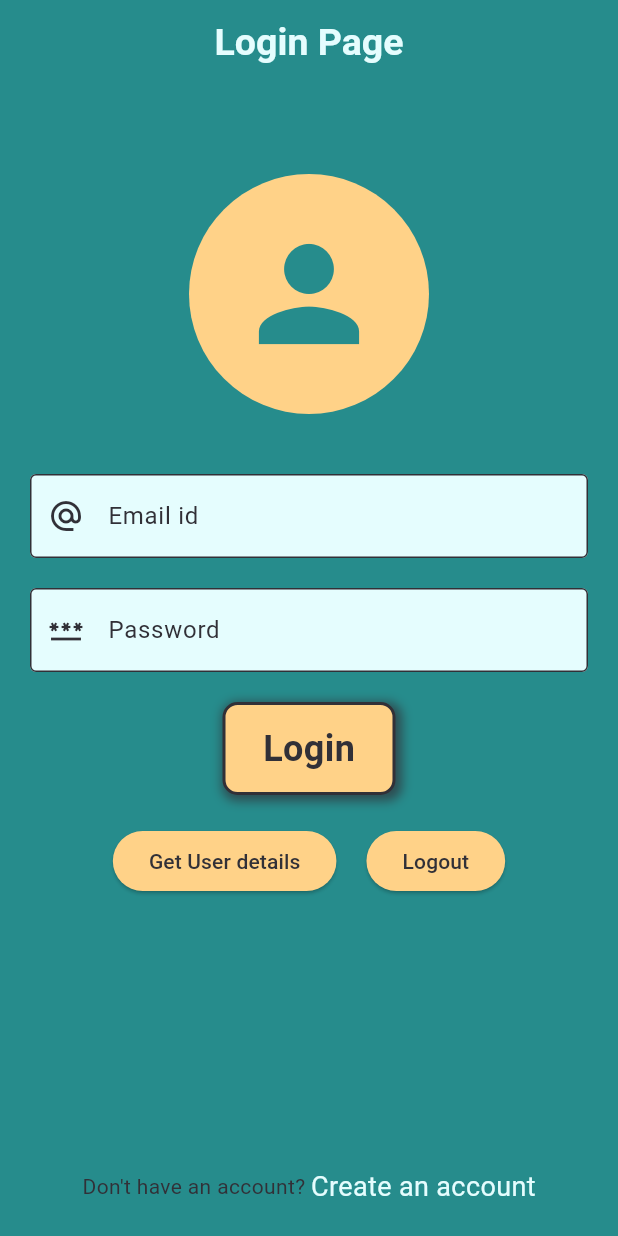
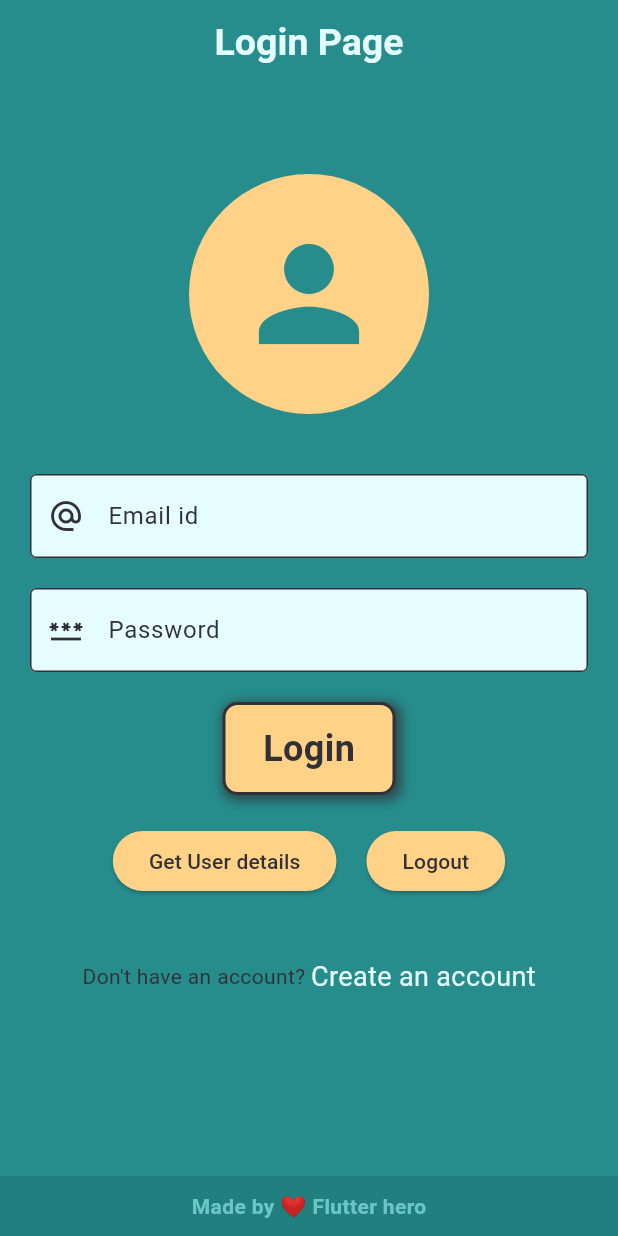
Before and after one commit to Nitishroy-7033/Todo-App-With-Appwrite--Flutter_hero-, a Flutter app: the screen it shows after launch, on a phone screen of 412 x 824 dp. Run offline on Flutter 3.47's test engine with Material 3 defaults, Android fonts, the phone set to English and light mode, and no system bars; our stand-ins replace appwrite, get.

Commit message:
[CREDIT] Added credit section

```diff
--- a/lib/main.dart
+++ b/lib/main.dart
@@ -16,6 +16,7 @@ class MyApp extends StatelessWidget {
   @override
   Widget build(BuildContext context) {
     return GetMaterialApp(
+      enableLog: true,
       title: 'Todo app with Appwrite',
       theme: lightTheme,
       debugShowCheckedModeBanner: false,
--- a/lib/pages/auth/login_page.dart
+++ b/lib/pages/auth/login_page.dart
@@ -2,6 +2,7 @@ import 'package:flutter/material.dart';
 import 'package:get/get.dart';
 import 'package:todo_with_app_write/controllers/auth_controller.dart';
 import 'package:todo_with_app_write/pages/auth/singup_page.dart';
+import 'package:todo_with_app_write/widgets/footer_credit.dart';
 import 'package:todo_with_app_write/widgets/primary_button.dart';
 
 class LoginPage extends StatelessWidget {
@@ -13,13 +14,13 @@ class LoginPage extends StatelessWidget {
     TextEditingController _emailController = TextEditingController();
     TextEditingController _passwordController = TextEditingController();
     return Scaffold(
+      bottomSheet: const FooterCredit(),
       appBar: AppBar(
         title: Text("Login Page"),
       ),
       body: Padding(
         padding: const EdgeInsets.all(20),
-        child: Column(
-          mainAxisAlignment: MainAxisAlignment.start,
+        child: ListView(
           children: [
             SizedBox(height: 40),
             Row(
@@ -77,10 +78,12 @@ class LoginPage extends StatelessWidget {
                     authController.getLoginUserDetails();
                   },
                   style: ButtonStyle(
-                backgroundColor: WidgetStateProperty.all(Theme.of(context).colorScheme.secondary),
-                foregroundColor: WidgetStateProperty.all(Theme.of(context).colorScheme.onSurface),
+                    backgroundColor: WidgetStateProperty.all(
+                        Theme.of(context).colorScheme.secondary),
+                    foregroundColor: WidgetStateProperty.all(
+                        Theme.of(context).colorScheme.onSurface),
                   ),
-              child: Text("Get User details"),
+                  child: const Text("Get User details"),
                 ),
                 SizedBox(width: 20),
                 ElevatedButton(
@@ -88,13 +91,16 @@ class LoginPage extends StatelessWidget {
                     authController.logOutUser();
                   },
                   style: ButtonStyle(
-                backgroundColor: WidgetStateProperty.all(Theme.of(context).colorScheme.secondary),
-                foregroundColor: WidgetStateProperty.all(Theme.of(context).colorScheme.onSurface),
+                    backgroundColor: WidgetStateProperty.all(
+                        Theme.of(context).colorScheme.secondary),
+                    foregroundColor: WidgetStateProperty.all(
+                        Theme.of(context).colorScheme.onSurface),
                   ),
-              child: Text("Logout"),
+                  child: const Text("Logout"),
                 ),
-            ],),
-            Spacer(),
+              ],
+            ),
+            SizedBox(height: 40),
             Row(
               mainAxisAlignment: MainAxisAlignment.center,
               children: [
--- a/lib/pages/auth/singup_page.dart
+++ b/lib/pages/auth/singup_page.dart
@@ -3,6 +3,7 @@ import 'package:get/get.dart';
 import 'package:todo_with_app_write/controllers/auth_controller.dart';
 import 'package:todo_with_app_write/widgets/primary_button.dart';
 
+import '../../widgets/footer_credit.dart';
 import 'login_page.dart';
 
 class SignupPage extends StatelessWidget {
@@ -19,6 +20,7 @@ class SignupPage extends StatelessWidget {
       appBar: AppBar(
         title: const Text("Create an account"),
       ),
+        bottomSheet: const FooterCredit(),
       body: Padding(
         padding: const EdgeInsets.all(20),
         child: Column(
--- a/lib/pages/home_page.dart
+++ b/lib/pages/home_page.dart
@@ -1,4 +1,5 @@
 import 'package:flutter/material.dart';
+import 'package:todo_with_app_write/widgets/footer_credit.dart';
 
 class HomePage extends StatelessWidget {
   const HomePage({super.key});
@@ -6,6 +7,7 @@ class HomePage extends StatelessWidget {
   @override
   Widget build(BuildContext context) {
     return  Scaffold(
+        bottomSheet: const FooterCredit(),
       appBar: AppBar(
         centerTitle: true,
         title: Text("Homepage"),
--- /dev/null
+++ b/lib/widgets/footer_credit.dart
@@ -0,0 +1,25 @@
+import 'package:flutter/material.dart';
+
+class FooterCredit extends StatelessWidget {
+  const FooterCredit({super.key});
+
+  @override
+  Widget build(BuildContext context) {
+    return Container(
+        padding: EdgeInsets.all(10),
+        decoration:
+            const BoxDecoration(color: Color.fromARGB(255, 34, 127, 127)),
+        child: const Row(
+          mainAxisAlignment: MainAxisAlignment.center,
+          children: [
+            Text(
+              "Made by ❤️ Flutter hero",
+              style: TextStyle(
+                  color: Color.fromARGB(255, 109, 198, 198),
+                  fontWeight: FontWeight.bold),
+            )
+          ],
+        ),
+      );
+  }
+}
```
Lines whose indentation alone changed are shown as unchanged.
